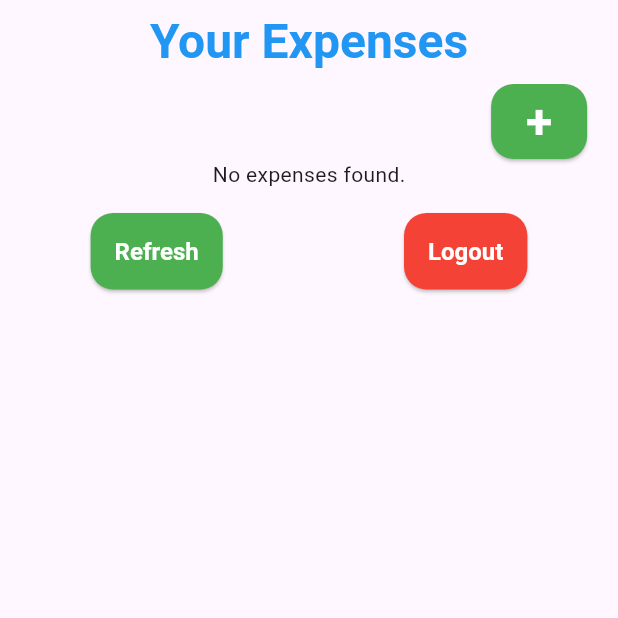
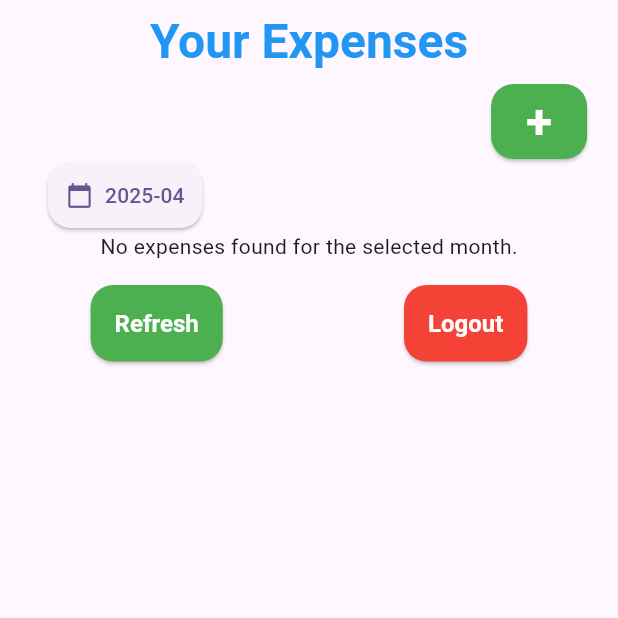
Before and after one commit to Soonly-T/flutter-dev-test, a Flutter app: the ExpensesScreen screen opened directly, after a tap on "Refresh", on a phone screen of 412 x 824 dp, the top half of it. Run offline on Flutter 3.47's test engine with Material 3 defaults, Android fonts, the phone set to English and light mode, and no system bars; our stand-ins replace flutter_secure_storage, shared_preferences; accounts and stored records are empty; network calls fail.

Commit message:
Fixed final consistency issues

```diff
--- a/frontend/expenses_app/lib/screens/expenses.dart
+++ b/frontend/expenses_app/lib/screens/expenses.dart
@@ -24,6 +24,8 @@ class _ExpensesScreenState extends State<ExpensesScreen> {
   int? userId;
   late Future<List<dynamic>?> _expensesFuture;
   double spaceHeight = 32;
+  DateTime? _selectedDate;
+  List<dynamic> _allExpenses = []; // To store all fetched expenses
 
   final FlutterSecureStorage storage = FlutterSecureStorage();
   final Future<SharedPreferences> prefs = SharedPreferences.getInstance();
@@ -54,12 +56,9 @@ class _ExpensesScreenState extends State<ExpensesScreen> {
     email = await getEmail();
   }
 
-  Future<List<dynamic>?> getExpenses(int userId) async {
-    final uri = Uri.parse(
-        'http://$frontendHost:$frontendPort/expenses/get-expenses/$userId');
-    // final Uri uri = Uri.parse(
-    //   'http://10.0.2.2:3000/expenses/get-expenses/$userId',
-    // );
+  Future<List<dynamic>?> getExpenses() async {
+    final uri =
+        Uri.parse('http://$frontendHost:$frontendPort/expenses/get-expenses');
     try {
       debugPrint('Token: $token');
       final response = await http.get(
@@ -70,8 +69,10 @@ class _ExpensesScreenState extends State<ExpensesScreen> {
         },
       );
       if (response.statusCode == 200) {
-        debugPrint(response.body);
-        return jsonDecode(response.body)["expenses"];
+        debugPrint('All Expenses Response: ${response.body}');
+        final responseData = jsonDecode(response.body);
+        _allExpenses = responseData["expenses"] ?? [];
+        return _filterExpensesByMonthYear(_selectedDate);
       } else {
         debugPrint('Failed to get expenses: ${response.statusCode}');
         return null;
@@ -96,27 +97,57 @@ class _ExpensesScreenState extends State<ExpensesScreen> {
 
   Future<void> _refreshExpenses() async {
     setState(() {
-      _expensesFuture = getUserId().then((id) {
-        if (id != null) {
-          return getExpenses(id);
-        }
-        return null;
+      _expensesFuture = getExpenses();
+    });
+  }
+
+  List<dynamic> _filterExpensesByMonthYear(DateTime? date) {
+    if (date == null) {
+      return _allExpenses;
+    }
+    final year = date.year;
+    final month = date.month;
+    return _allExpenses.where((expense) {
+      final expenseDate = DateTime.parse(expense['DATE']);
+      return expenseDate.year == year && expenseDate.month == month;
+    }).toList();
+  }
+
+  Future<void> _showMonthYearPicker() async {
+    final DateTime? picked = await showDatePicker(
+      context: context,
+      initialDate: _selectedDate ?? DateTime.now(),
+      firstDate: DateTime(2000),
+      lastDate: DateTime(DateTime.now().year + 1), // Adjust as needed
+      initialDatePickerMode: DatePickerMode.year,
+      builder: (BuildContext context, Widget? child) {
+        return Theme(
+          data: ThemeData.light().copyWith(
+            colorScheme: ColorScheme.fromSwatch(
+              primarySwatch: Colors.blue,
+              accentColor: Colors.blueAccent,
+              brightness: Brightness.light,
+            ),
+          ),
+          child: child!,
+        );
+      },
+    );
+
+    if (picked != null) {
+      setState(() {
+        _selectedDate = DateTime(picked.year, picked.month);
+        _expensesFuture =
+            Future.value(_filterExpensesByMonthYear(_selectedDate));
       });
-    });
+    }
   }
 
   @override
   void initState() {
     super.initState();
-    _expensesFuture = Future.value([]); // Initialize with an empty Future
-    _loadUserData().then((_) {
-      setState(() {
-        if (userId != null) {
-          debugPrint("getexpenses is called");
-          _expensesFuture = getExpenses(userId!);
-        }
-      });
-    });
+    _selectedDate = DateTime.now();
+    _expensesFuture = getExpenses(); // Fetch all expenses on init
   }
 
   @override
@@ -173,6 +204,36 @@ class _ExpensesScreenState extends State<ExpensesScreen> {
                     ],
                   ),
                 ),
+                Padding(
+                  padding: const EdgeInsets.only(
+                    left: 32.0,
+                  ),
+                  child: Row(
+                    mainAxisAlignment: MainAxisAlignment.start,
+                    children: [
+                      ElevatedButton(
+                        onPressed: _showMonthYearPicker,
+                        style: ElevatedButton.styleFrom(
+                          shape: RoundedRectangleBorder(
+                            borderRadius: BorderRadius.circular(15),
+                          ),
+                          padding: const EdgeInsets.all(12),
+                        ),
+                        child: Row(
+                          children: [
+                            Icon(Icons.calendar_today),
+                            SizedBox(width: 8),
+                            Text(
+                              _selectedDate != null
+                                  ? "${_selectedDate!.year}-${_selectedDate!.month.toString().padLeft(2, '0')}"
+                                  : "Filter by Month and Year",
+                            ),
+                          ],
+                        ),
+                      ),
+                    ],
+                  ),
+                ),
                 FutureBuilder(
                   future: _expensesFuture,
                   builder: (context, snapshot) {
@@ -182,7 +243,8 @@ class _ExpensesScreenState extends State<ExpensesScreen> {
                       return Text('Error: ${snapshot.error}');
                     } else if (snapshot.data == null ||
                         snapshot.data!.isEmpty) {
-                      return const Text('No expenses found.');
+                      return const Text(
+                          'No expenses found for the selected month.');
                     } else {
                       return ListView.builder(
                         shrinkWrap: true,
--- a/frontend/expenses_app/lib/widgets/expense-card.dart
+++ b/frontend/expenses_app/lib/widgets/expense-card.dart
@@ -15,6 +15,7 @@ class ExpenseCard extends StatelessWidget {
   final String category;
   final DateTime date;
   final String? notes;
+  final VoidCallback onExpenseUpdated; // Add this callback
 
   ExpenseCard({
     super.key,
@@ -24,7 +25,7 @@ class ExpenseCard extends StatelessWidget {
     required this.category,
     required this.date,
     this.notes,
-    required Null Function() onExpenseUpdated,
+    required this.onExpenseUpdated, // Initialize the callback
   });
 
   final storage = FlutterSecureStorage();
@@ -72,11 +73,7 @@ class ExpenseCard extends StatelessWidget {
 
       if (response.statusCode == 200) {
         debugPrint('Expense deleted successfully');
-        if (context.mounted) {
-          Navigator.of(context).pushReplacement(
-            MaterialPageRoute(builder: (context) => ExpensesScreen()),
-          );
-        }
+        onExpenseUpdated(); // Call the callback to refresh the list
       } else {
         debugPrint('Failed to delete expense: ${response.body}');
       }
@@ -101,11 +98,7 @@ class ExpenseCard extends StatelessWidget {
     );
 
     if (result == true) {
-      if (context.mounted) {
-        Navigator.of(context).pushReplacement(
-          MaterialPageRoute(builder: (context) => ExpensesScreen()),
-        );
-      }
+      onExpenseUpdated(); // Call the callback to refresh the list
     }
   }
 
```
Also changed, not shown: frontend/expenses_app/lib/screens/expenseForm.dart (+3 -4 lines), 7 other files.
